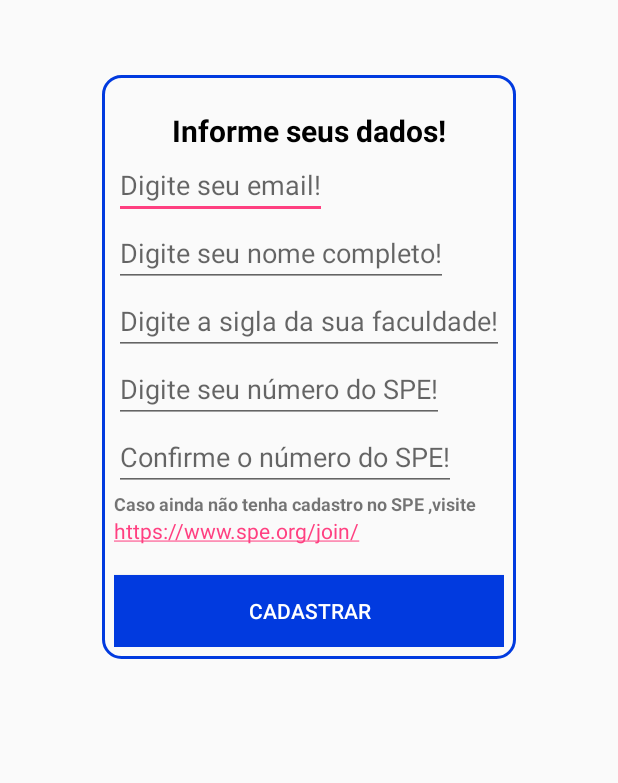
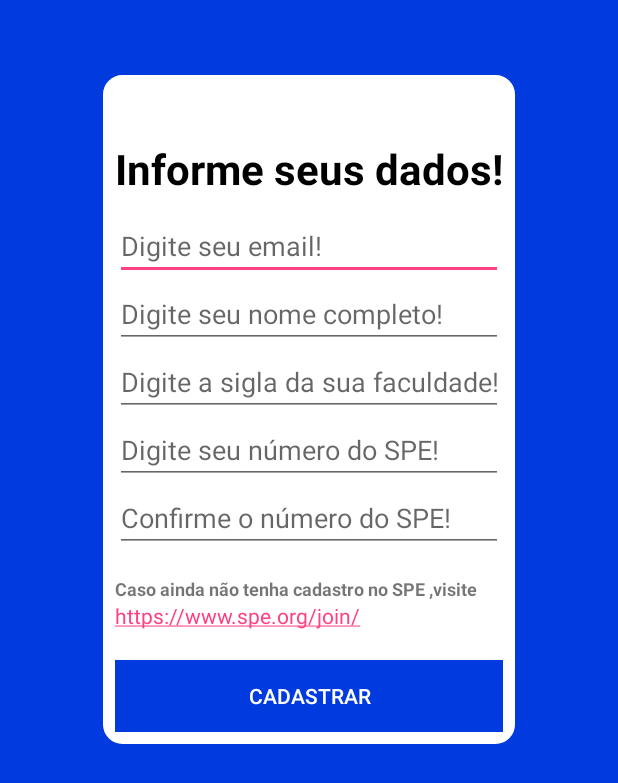
Before and after one commit to GustavoJung/Quiz, an Android app: the LoginActivity screen opened directly, with no data from a screen before it, on a phone screen of 412 x 824 dp. Shown: the top 783 px of the screen. Run offline under Robolectric (Android 15) with nearby library versions, the phone set to English and light mode, and no system bars; our stand-ins replace Firebase (no records; nobody signed in at launch, a user with empty details on screens opened directly).

```diff
--- a/app/build.gradle
+++ b/app/build.gradle
@@ -16,7 +16,6 @@ android {
             proguardFiles getDefaultProguardFile('proguard-android.txt'), 'proguard-rules.pro'
         }
     }
-    buildToolsVersion '28.0.2'
 }
 
 dependencies {
--- a/app/src/main/java/ceavi/udesc/br/quiz/CategoriasActivity.java
+++ b/app/src/main/java/ceavi/udesc/br/quiz/CategoriasActivity.java
@@ -16,10 +16,14 @@ public class CategoriasActivity extends AppCompatActivity implements View.OnClic
     private Button cat4;
     private FirebaseAuth mAuth;
 
+    private String spe;
+
     @Override
     protected void onCreate(Bundle savedInstanceState) {
         super.onCreate(savedInstanceState);
         setContentView(R.layout.activity_categorias);
+
+        spe = getIntent().getStringExtra("spe");
 
         cat1 = (Button) this.findViewById(R.id.bt_cat1);
         cat2 = (Button) this.findViewById(R.id.bt_cat2);
@@ -57,6 +61,7 @@ public class CategoriasActivity extends AppCompatActivity implements View.OnClic
     private void categoriaSelected(String categoria) {
         Intent intent = new Intent(CategoriasActivity.this, PlayActivity.class);
         intent.putExtra("categoria",categoria);
+        intent.putExtra("spe", spe);
         startActivity(intent);
         finish();
     }
--- a/app/src/main/java/ceavi/udesc/br/quiz/MenuActivity.java
+++ b/app/src/main/java/ceavi/udesc/br/quiz/MenuActivity.java
@@ -18,7 +18,7 @@ public class MenuActivity extends AppCompatActivity implements View.OnClickListe
     private Button ranking;
     private Button sair;
     private FirebaseAuth mAuth;
-
+    private String spe;
     @Override
     protected void onCreate(Bundle savedInstanceState) {
         super.onCreate(savedInstanceState);
@@ -34,6 +34,7 @@ public class MenuActivity extends AppCompatActivity implements View.OnClickListe
         this.findViewById(R.id.bt_ranking).setOnClickListener(this);
         this.findViewById(R.id.bt_sair).setOnClickListener(this);
 
+        spe = getIntent().getStringExtra("spe");
 
         mAuth = FirebaseAuth.getInstance();
 
@@ -59,12 +60,15 @@ public class MenuActivity extends AppCompatActivity implements View.OnClickListe
 
     public void jogar(){
         Intent intent = new Intent(MenuActivity.this, CategoriasActivity.class);
+        System.out.println(spe);
+        intent.putExtra("spe", spe);
         startActivity(intent);
         finish();
     }
 
     public void ranking(){
         Intent intent = new Intent(MenuActivity.this, RankingActivity.class);
+        intent.putExtra("spe", spe);
         startActivity(intent);
         finish();
     }
--- a/app/src/main/java/ceavi/udesc/br/quiz/PlayResultActivity.java
+++ b/app/src/main/java/ceavi/udesc/br/quiz/PlayResultActivity.java
@@ -10,6 +10,7 @@ import android.widget.TextView;
 public class PlayResultActivity extends AppCompatActivity implements View.OnClickListener {
     private String categoria;
     private int pontuacao_rodada;
+    private String spe;
 
     private TextView pontuacao;
     private Button playAgain;
@@ -23,6 +24,7 @@ public class PlayResultActivity extends AppCompatActivity implements View.OnClic
         setContentView(R.layout.activity_play_result);
         categoria = getIntent().getStringExtra("categoria");
         pontuacao_rodada = Integer.parseInt(getIntent().getStringExtra("pontuacao") );
+        spe = getIntent().getStringExtra("spe");
 
         pontuacao = findViewById(R.id.pontuacao);
         pontuacao.setText("Você fez " + pontuacao_rodada + " pontos!");
@@ -45,16 +47,19 @@ public class PlayResultActivity extends AppCompatActivity implements View.OnClic
             case R.id.jogar_novamente:
                 Intent intent1 = new Intent(PlayResultActivity.this, PlayActivity.class);
                 intent1.putExtra("categoria",categoria+"");
+                intent1.putExtra("spe", spe);
                 startActivity(intent1);
                 finish();
                 break;
             case R.id.mudar_categoria:
                 Intent intent2 = new Intent(PlayResultActivity.this, CategoriasActivity.class);
+                intent2.putExtra("spe", spe);
                 startActivity(intent2);
                 finish();
                 break;
             case R.id.ver_rankinkgs:
                 Intent intent3 = new Intent(PlayResultActivity.this,RankingActivity.class);
+                intent3.putExtra("spe", spe);
                 startActivity(intent3);
                 finish();
                 break;
--- a/app/src/main/res/layout/activity_login.xml
+++ b/app/src/main/res/layout/activity_login.xml
@@ -4,7 +4,8 @@
     xmlns:tools="http://schemas.android.com/tools"
     android:layout_width="match_parent"
     android:layout_height="match_parent"
-    tools:context=".LoginActivity">
+    tools:context=".LoginActivity"
+    android:background="@color/colorPrimary">
 
     <LinearLayout
         android:layout_width="match_parent"
@@ -18,64 +19,71 @@
         android:orientation="vertical"
         android:layout_marginTop="10dp"
         android:layout_gravity="center_horizontal"
+        android:backgroundTint="@android:color/white"
         android:background="@drawable/borda">
 
 
         <TextView
             android:layout_width="wrap_content"
             android:layout_height="wrap_content"
-            android:textSize="20sp"
+            android:textSize="28sp"
             android:textStyle="bold"
             android:text="Informe seus dados!"
             android:textColor="#000"
             android:layout_gravity="center_horizontal"
-            android:layout_marginTop="15dp"/>
+            android:layout_marginTop="35dp" />
 
         <EditText
+            android:layout_marginTop="10dp"
             android:id="@+id/email"
-            android:layout_width="wrap_content"
+            android:layout_width="match_parent"
             android:layout_height="wrap_content"
             android:hint="Digite seu email!"
             android:inputType="textEmailAddress"
+
             />
 
         <EditText
             android:id="@+id/nome"
-            android:layout_width="wrap_content"
+            android:layout_width="match_parent"
             android:layout_height="wrap_content"
             android:hint="Digite seu nome completo!"
             android:inputType="textCapWords"
+
             />
 
 
         <EditText
             android:id="@+id/sigla"
-            android:layout_width="wrap_content"
+            android:layout_width="match_parent"
             android:layout_height="wrap_content"
             android:hint="Digite a sigla da sua faculdade!"
             android:inputType="textCapSentences"
+
             />
 
         <EditText
             android:id="@+id/spe"
             android:inputType="number"
-            android:layout_width="wrap_content"
+            android:layout_width="match_parent"
             android:layout_height="wrap_content"
             android:hint="Digite seu número do SPE!"
             android:maxLength="7"
+
             />
 
 
         <EditText
             android:id="@+id/spe_confirma"
             android:inputType="number"
-            android:layout_width="wrap_content"
+            android:layout_width="match_parent"
             android:layout_height="wrap_content"
             android:hint="Confirme o número do SPE!"
             android:maxLength="7"
             />
 
         <TextView
+            android:layout_marginTop="16dp"
             android:layout_width="wrap_content"
             android:layout_height="wrap_content"
             android:textSize="12sp"
@@ -90,11 +98,10 @@
 
         <Button
             android:layout_marginTop="20dp"
-            android:id="@+id/bt_login"
+            android:id="@+id/bt_cadastrar"
             android:layout_width="match_parent"
             android:layout_height="wrap_content"
             android:text="Cadastrar"
-            android:onClick="onClick"
             android:layout_gravity="center_horizontal"
             android:background="#013ADF"
             android:textColor="#FFF"
--- a/app/src/main/res/values/colors.xml
+++ b/app/src/main/res/values/colors.xml
@@ -1,6 +1,6 @@
 <?xml version="1.0" encoding="utf-8"?>
 <resources>
-    <color name="colorPrimary">#3F51B5</color>
+    <color name="colorPrimary">#013ADF</color>
     <color name="colorPrimaryDark">#303F9F</color>
     <color name="colorAccent">#FF4081</color>
     <color name="bt_grenn">#009900</color>
--- a/build.gradle
+++ b/build.gradle
@@ -7,7 +7,7 @@ buildscript {
         jcenter()
     }
     dependencies {
-        classpath 'com.android.tools.build:gradle:3.1.4'
+        classpath 'com.android.tools.build:gradle:3.4.0'
 
 
         // NOTE: Do not place your application dependencies here; they belong
```
Also changed, not shown: app/src/main/java/ceavi/udesc/br/quiz/LoginActivity.java (+66 -43 lines), app/src/main/java/ceavi/udesc/br/quiz/MainActivity.java (+24 -18 lines), app/src/main/java/ceavi/udesc/br/quiz/PlayActivity.java (+43 -4 lines), gradle/wrapper/gradle-wrapper.properties.
